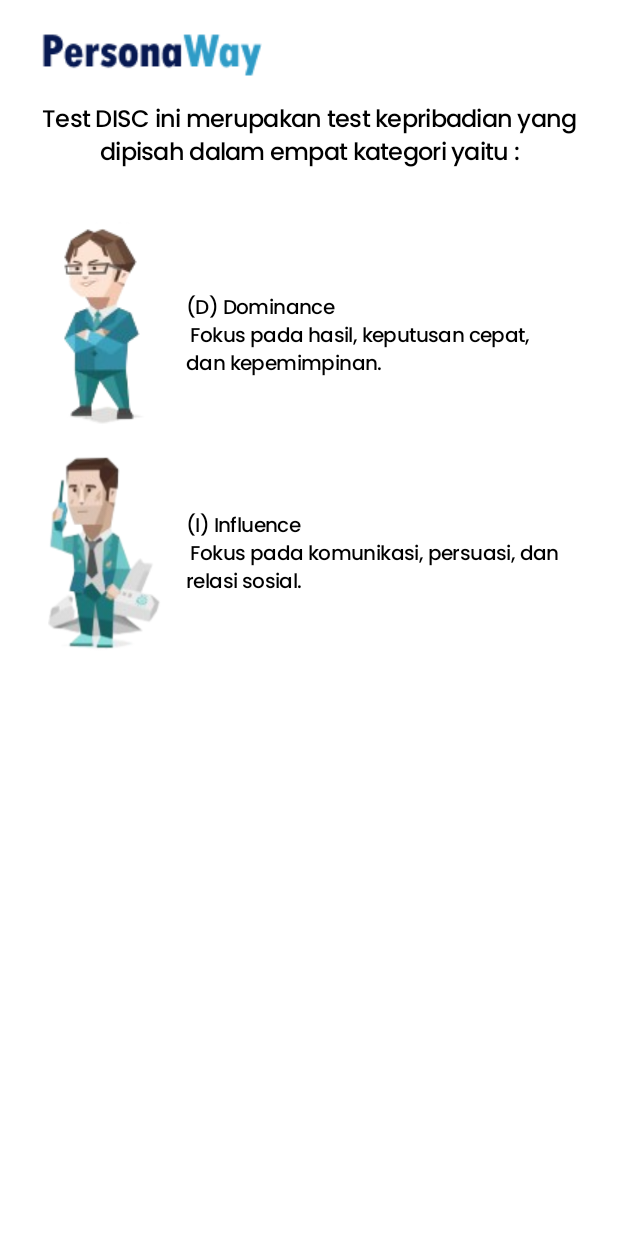
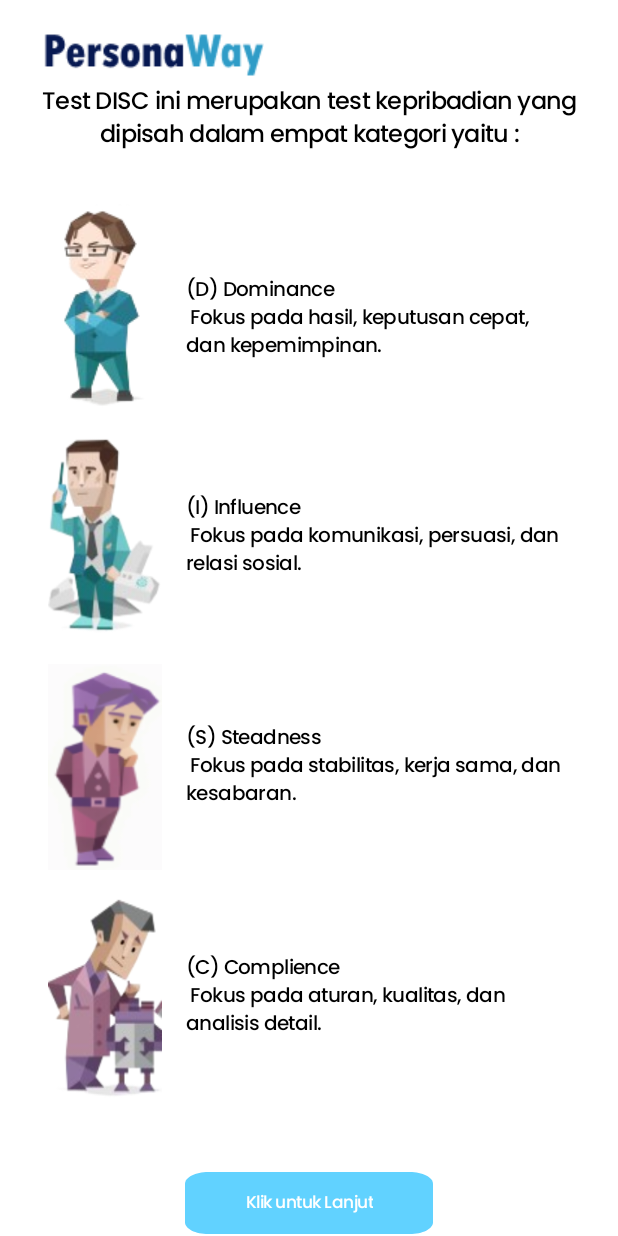
Before and after one commit to PersonaWay/Mobile-Development, an Android app: the BehindTest1 screen opened directly, with no data from a screen before it, on a phone screen of 412 x 824 dp. Run offline under Robolectric (Android 15) with nearby library versions, the phone set to English and light mode, and no system bars.

Commit message:
fix behindtest1

```diff
--- a/app/src/main/java/com/capstone/personaway/ui/fragment/HomeFragment.kt
+++ b/app/src/main/java/com/capstone/personaway/ui/fragment/HomeFragment.kt
@@ -1,11 +1,13 @@
 package com.capstone.personaway.ui.fragment
 
+import android.content.Intent
 import android.os.Bundle
 import android.view.LayoutInflater
 import android.view.View
 import android.view.ViewGroup
 import androidx.fragment.app.Fragment
 import com.capstone.personaway.databinding.FragmentHomeBinding
+import com.capstone.personaway.ui.BehindTest1
 import com.google.firebase.auth.FirebaseAuth
 
 class HomeFragment : Fragment() {
@@ -26,7 +28,7 @@ class HomeFragment : Fragment() {
     override fun onViewCreated(view: View, savedInstanceState: Bundle?) {
         super.onViewCreated(view, savedInstanceState)
         setupAction()
-        behindtest()
+        setupBehindTestClickListener()
     }
 
     private fun setupAction() {
@@ -35,13 +37,16 @@ class HomeFragment : Fragment() {
         binding.welcomeUser.text = "Welcome, $userName"
     }
 
-    private fun behindtest(){
-
+    private fun setupBehindTestClickListener() {
+        // Set click listener for the behindtest view
+        binding.behindtest.setOnClickListener {
+            val intent = Intent(requireContext(), BehindTest1::class.java)
+            startActivity(intent)
+        }
     }
 
     override fun onDestroyView() {
         super.onDestroyView()
         _binding = null
     }
-
 }
--- a/app/src/main/res/layout/activity_behind_test1.xml
+++ b/app/src/main/res/layout/activity_behind_test1.xml
@@ -9,33 +9,35 @@
     tools:context=".ui.BehindTest1">
 
     <!-- Logo View -->
+
+    <!-- Description Text -->
     <View
         android:id="@+id/logomain"
         android:layout_width="148dp"
         android:layout_height="35dp"
+        android:layout_marginTop="16dp"
         android:background="@drawable/logomain"
-        app:layout_constraintTop_toTopOf="parent"
+        app:layout_constraintEnd_toEndOf="parent"
+        app:layout_constraintHorizontal_bias="0.106"
         app:layout_constraintStart_toStartOf="parent"
-        app:layout_constraintEnd_toEndOf="parent"
-        app:layout_constraintHorizontal_bias="0.1"
-        android:layout_marginTop="16dp" />
+        app:layout_constraintTop_toTopOf="parent" />
 
-    <!-- Description Text -->
+    <!-- Scrollable Content -->
+
     <TextView
         android:id="@+id/descbehindtest"
         android:layout_width="0dp"
         android:layout_height="wrap_content"
+        android:layout_marginTop="4dp"
         android:gravity="center"
         android:text="@string/descbehindtest"
         android:textAppearance="@style/personaway_"
         android:textSize="16sp"
-        app:layout_constraintTop_toBottomOf="@id/logomain"
+        app:layout_constraintEnd_toEndOf="parent"
+        app:layout_constraintHorizontal_bias="0.0"
         app:layout_constraintStart_toStartOf="parent"
-        app:layout_constraintEnd_toEndOf="parent"
-        android:layout_marginTop="16dp"
-        app:layout_constraintHorizontal_bias="0.5" />
+        app:layout_constraintTop_toBottomOf="@id/logomain" />
 
-    <!-- Scrollable Content -->
     <ScrollView
         android:layout_width="0dp"
         android:layout_height="0dp"
@@ -71,10 +73,10 @@
                 android:layout_marginEnd="16dp"
                 android:text="(D) Dominance\n Fokus pada hasil, keputusan cepat, dan kepemimpinan."
                 android:textAppearance="@style/personaway_"
+                app:layout_constraintBottom_toBottomOf="@id/dominance"
                 app:layout_constraintEnd_toEndOf="parent"
                 app:layout_constraintStart_toEndOf="@id/dominance"
-                app:layout_constraintTop_toTopOf="@id/dominance"
-                app:layout_constraintBottom_toBottomOf="@id/dominance" />
+                app:layout_constraintTop_toTopOf="@id/dominance" />
 
             <!-- ImageView for Influence -->
             <ImageView
@@ -85,8 +87,7 @@
                 android:layout_marginTop="16dp"
                 android:background="@drawable/influence"
                 app:layout_constraintStart_toStartOf="parent"
-                app:layout_constraintTop_toBottomOf="@id/dominance"
-                app:layout_constraintBottom_toBottomOf="parent" />
+                app:layout_constraintTop_toBottomOf="@id/dominance" />
 
             <!-- TextView for Influence next to ImageView -->
             <TextView
@@ -97,13 +98,82 @@
                 android:layout_marginEnd="16dp"
                 android:text="(I) Influence\n Fokus pada komunikasi, persuasi, dan relasi sosial."
                 android:textAppearance="@style/personaway_"
+                app:layout_constraintBottom_toBottomOf="@id/influence"
+                app:layout_constraintEnd_toEndOf="parent"
                 app:layout_constraintStart_toEndOf="@id/influence"
-                app:layout_constraintTop_toTopOf="@id/influence"
-                app:layout_constraintBottom_toBottomOf="@id/influence"
-                app:layout_constraintEnd_toEndOf="parent" />
+                app:layout_constraintTop_toTopOf="@id/influence" />
 
+            <!-- ImageView for Steadness -->
+            <ImageView
+                android:id="@+id/steadness"
+                android:layout_width="76dp"
+                android:layout_height="137dp"
+                android:layout_marginStart="16dp"
+                android:layout_marginTop="16dp"
+                android:background="@drawable/steadness"
+                app:layout_constraintStart_toStartOf="parent"
+                app:layout_constraintTop_toBottomOf="@id/influence" />
+
+            <!-- TextView for Steadness next to ImageView -->
+            <TextView
+                android:id="@+id/behindtest4"
+                android:layout_width="0dp"
+                android:layout_height="wrap_content"
+                android:layout_marginStart="16dp"
+                android:layout_marginEnd="16dp"
+                android:text="(S) Steadness\n Fokus pada stabilitas, kerja sama, dan kesabaran."
+                android:textAppearance="@style/personaway_"
+                app:layout_constraintBottom_toBottomOf="@id/steadness"
+                app:layout_constraintEnd_toEndOf="parent"
+                app:layout_constraintStart_toEndOf="@id/steadness"
+                app:layout_constraintTop_toTopOf="@id/steadness" />
+
+            <ImageView
+                android:id="@+id/complience"
+                android:layout_width="76dp"
+                android:layout_height="137dp"
+                android:layout_marginStart="16dp"
+                android:layout_marginTop="16dp"
+                android:background="@drawable/compliance"
+                app:layout_constraintStart_toStartOf="parent"
+                app:layout_constraintTop_toBottomOf="@id/steadness" />
+
+            <!-- TextView for Steadness next to ImageView -->
+            <TextView
+                android:id="@+id/behindtest5"
+                android:layout_width="0dp"
+                android:layout_height="wrap_content"
+                android:layout_marginStart="16dp"
+                android:layout_marginEnd="16dp"
+                android:text="(C) Complience\n Fokus pada aturan, kualitas, dan analisis detail."
+                android:textAppearance="@style/personaway_"
+                app:layout_constraintBottom_toBottomOf="@id/complience"
+                app:layout_constraintEnd_toEndOf="parent"
+                app:layout_constraintStart_toEndOf="@id/complience"
+                app:layout_constraintTop_toTopOf="@id/complience" />
         </androidx.constraintlayout.widget.ConstraintLayout>
-
     </ScrollView>
 
+    <View
+        android:id="@+id/rectangle_1"
+        android:layout_width="165dp"
+        android:layout_height="41dp"
+        android:background="@drawable/rectangle_1"
+        app:layout_constraintBottom_toBottomOf="parent"
+        app:layout_constraintStart_toStartOf="parent"
+        app:layout_constraintEnd_toEndOf="parent"
+        android:layout_marginBottom="1dp" />
+
+    <TextView
+        android:id="@+id/kliklanjut"
+        android:layout_width="wrap_content"
+        android:layout_height="wrap_content"
+        android:gravity="center"
+        android:text="@string/kliklanjut"
+        android:textAppearance="@style/kliklanjut"
+        app:layout_constraintBottom_toBottomOf="@id/rectangle_1"
+        app:layout_constraintTop_toTopOf="@id/rectangle_1"
+        app:layout_constraintStart_toStartOf="@id/rectangle_1"
+        app:layout_constraintEnd_toEndOf="@id/rectangle_1" />
+
 </androidx.constraintlayout.widget.ConstraintLayout>
--- a/app/src/main/res/values/strings.xml
+++ b/app/src/main/res/values/strings.xml
@@ -39,4 +39,6 @@
     Test DISC ini merupakan test kepribadian yang dipisah dalam empat kategori yaitu :
     </string>
     <string name="behindtest2">(D) Dominance\n Fokus pada hasil, keputusan cepat, dan kepemimpinan.</string>
+    <!-- strings.xml -->
+    <string name="kliklanjut">Klik untuk Lanjut</string>
 </resources>
--- a/app/src/main/res/values/styles.xml
+++ b/app/src/main/res/values/styles.xml
@@ -30,4 +30,11 @@
         <item name="android:letterSpacing">-0.01</item>
         <item name="android:textColor">#071952</item>
     </style>
+
+    <style name="kliklanjut">
+        <item name="android:textSize">11sp</item>
+        <item name="android:letterSpacing">-0.03</item>
+        <item name="android:textColor">#FFFFFF</item>
+    </style>
+
 </resources>
```
Also changed, not shown: app/src/main/res/drawable/compliance.png (added), app/src/main/res/drawable/steadness.png (added).
